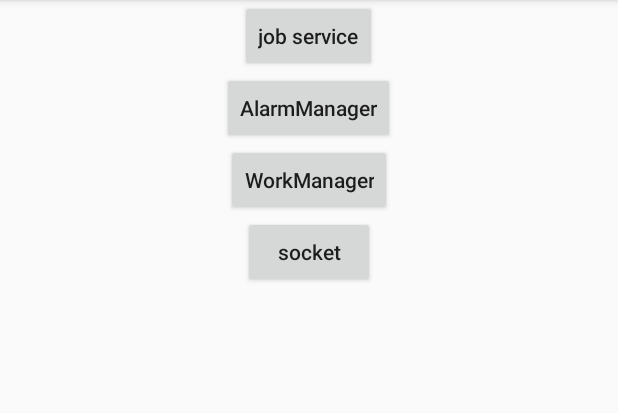
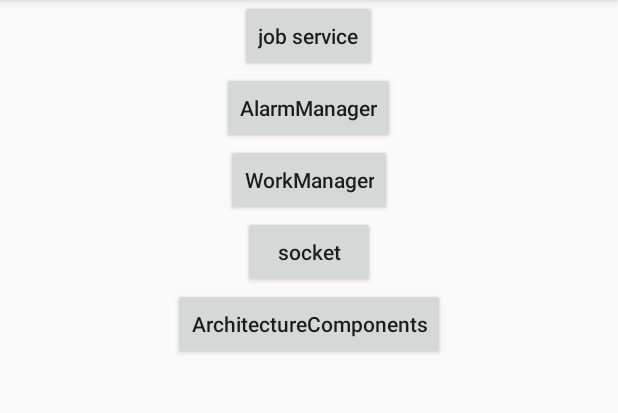
Before and after one commit to small-tree/androidPractice, an Android app: the screen it shows after launch (MainActivity), on a phone screen of 412 x 824 dp, the part 84-497 px from its top. Run offline under Robolectric (Android 15) with nearby library versions, the phone set to English and light mode, and no system bars.

```diff
--- a/app/src/main/java/xianchao/com/practice/MainActivity.kt
+++ b/app/src/main/java/xianchao/com/practice/MainActivity.kt
@@ -20,6 +20,7 @@ import android.view.ViewGroup
 import android.widget.PopupWindow
 import kotlinx.android.synthetic.main.activity_main.*
 import xianchao.com.basiclib.extension.extStartActivity
+import xianchao.com.practice.ArchitectureComponents.ArchitecturePracticeActivity
 import xianchao.com.practice.alarmManager.PracticeAlarmActivity
 import xianchao.com.practice.jobscheduler.JobSchedulerActivity
 import xianchao.com.practice.jobscheduler.PracticeJobService
@@ -68,6 +69,10 @@ class MainActivity : AppCompatActivity() {
             extStartActivity(SocketPracticeActivity::class.java)
         }
 
+        btn_ArchitectureComponents.setOnClickListener {
+            extStartActivity(ArchitecturePracticeActivity::class.java)
+        }
+
 
     }
 }
--- a/app/src/main/res/layout/activity_main.xml
+++ b/app/src/main/res/layout/activity_main.xml
@@ -35,5 +35,11 @@
         android:layout_height="wrap_content"
         android:text="socket"
         android:textAllCaps="false" />
+    <Button
+        android:id="@+id/btn_ArchitectureComponents"
+        android:layout_width="wrap_content"
+        android:layout_height="wrap_content"
+        android:text="ArchitectureComponents"
+        android:textAllCaps="false" />
 
 </LinearLayout>
```
Also changed, not shown: app/src/main/AndroidManifest.xml (+4 -5 lines), app/src/main/java/xianchao/com/practice/ArchitectureComponents/ArchitecturePracticeActivity.kt (added, +56 -0 lines), app/src/main/java/xianchao/com/practice/ArchitectureComponents/liveData/PageViewModel.kt (added, +21 -0 lines), app/src/main/res/layout/activity_architecture_practice.xml (added, +15 -0 lines), app/src/main/res/drawable-xhdpi/ic_launcher.png (added), app/src/main/res/drawable-xhdpi/ic_launcher_foreground.xml (renamed from app/src/main/res/drawable-v24/ic_launcher_foreground.xml), app/src/main/res/mipmap-hdpi/ic_launcher.png (deleted), app/src/main/res/mipmap-hdpi/ic_launcher_round.png (deleted), app/src/main/res/mipmap-mdpi/ic_launcher.png (deleted), app/src/main/res/mipmap-mdpi/ic_launcher_round.png (deleted), app/src/main/res/mipmap-xhdpi/ic_launcher.png (deleted), app/src/main/res/mipmap-xhdpi/ic_launcher_round.png (deleted), app/src/main/res/mipmap-xxhdpi/ic_launcher.png (deleted), app/src/main/res/mipmap-xxhdpi/ic_launcher_round.png (deleted), 2 more files.
